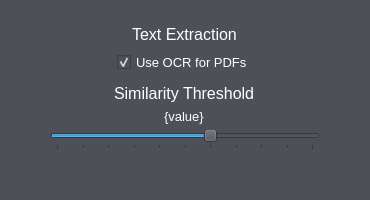
Qt form plagdef/gui/ui/settings_dialog.ui (devWhyqueue/plagdef) before a commit.
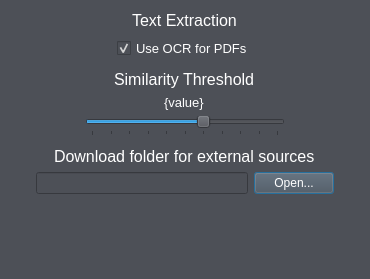
The same form after that commit. Icons and pictures are not drawn.

Commit message: Add external source download

```diff
--- a/plagdef/gui/ui/settings_dialog.ui
+++ b/plagdef/gui/ui/settings_dialog.ui
@@ -7,19 +7,19 @@
                 <x>0</x>
                 <y>0</y>
                 <width>370</width>
-                <height>200</height>
+                <height>279</height>
             </rect>
         </property>
         <property name="minimumSize">
             <size>
                 <width>370</width>
-                <height>200</height>
+                <height>250</height>
             </size>
         </property>
         <property name="maximumSize">
             <size>
                 <width>370</width>
-                <height>200</height>
+                <height>280</height>
             </size>
         </property>
         <property name="windowTitle">
@@ -34,15 +34,6 @@
             <string notr="true">background-color: rgb(77, 80, 87);</string>
         </property>
         <layout class="QVBoxLayout" name="verticalLayout">
-            <property name="leftMargin">
-                <number>50</number>
-            </property>
-            <property name="topMargin">
-                <number>25</number>
-            </property>
-            <property name="rightMargin">
-                <number>50</number>
-            </property>
             <item alignment="Qt::AlignHCenter">
                 <widget class="QLabel" name="extraction_heading_label">
                     <property name="styleSheet">
@@ -141,8 +132,14 @@
                     </property>
                 </widget>
             </item>
-            <item>
+            <item alignment="Qt::AlignHCenter">
                 <widget class="QSlider" name="sim_slider">
+                    <property name="minimumSize">
+                        <size>
+                            <width>200</width>
+                            <height>0</height>
+                        </size>
+                    </property>
                     <property name="maximum">
                         <number>10</number>
                     </property>
@@ -166,6 +163,64 @@
                     </property>
                 </widget>
             </item>
+            <item>
+                <spacer name="th_es_spacer">
+                    <property name="orientation">
+                        <enum>Qt::Vertical</enum>
+                    </property>
+                    <property name="sizeType">
+                        <enum>QSizePolicy::Fixed</enum>
+                    </property>
+                    <property name="sizeHint" stdset="0">
+                        <size>
+                            <width>2</width>
+                            <height>5</height>
+                        </size>
+                    </property>
+                </spacer>
+            </item>
+            <item alignment="Qt::AlignHCenter">
+                <widget class="QLabel" name="es_heading_label">
+                    <property name="styleSheet">
+                        <string notr="true">color: rgb(255, 255, 255);
+                            font-size: 12pt;
+                        </string>
+                    </property>
+                    <property name="text">
+                        <string>Download folder for external sources</string>
+                    </property>
+                </widget>
+            </item>
+            <item>
+                <layout class="QHBoxLayout" name="es_layout">
+                    <property name="leftMargin">
+                        <number>25</number>
+                    </property>
+                    <property name="rightMargin">
+                        <number>25</number>
+                    </property>
+                    <item>
+                        <widget class="QLineEdit" name="es_line_edit">
+                            <property name="styleSheet">
+                                <string notr="true">color: rgb(255, 255, 255);</string>
+                            </property>
+                            <property name="readOnly">
+                                <bool>true</bool>
+                            </property>
+                        </widget>
+                    </item>
+                    <item>
+                        <widget class="QPushButton" name="es_button">
+                            <property name="styleSheet">
+                                <string notr="true">color: rgb(255, 255, 255);</string>
+                            </property>
+                            <property name="text">
+                                <string>Open...</string>
+                            </property>
+                        </widget>
+                    </item>
+                </layout>
+            </item>
             <item>
                 <spacer name="bottom_spacer">
                     <property name="orientation">
```
The commit also changes 21 other files.
